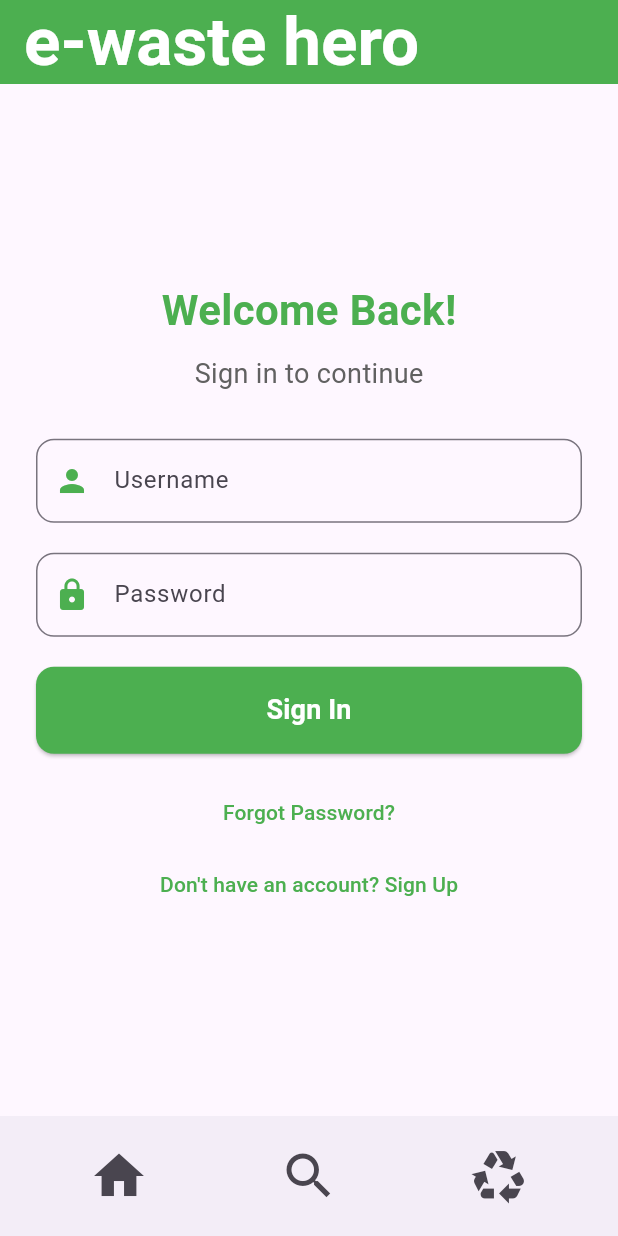
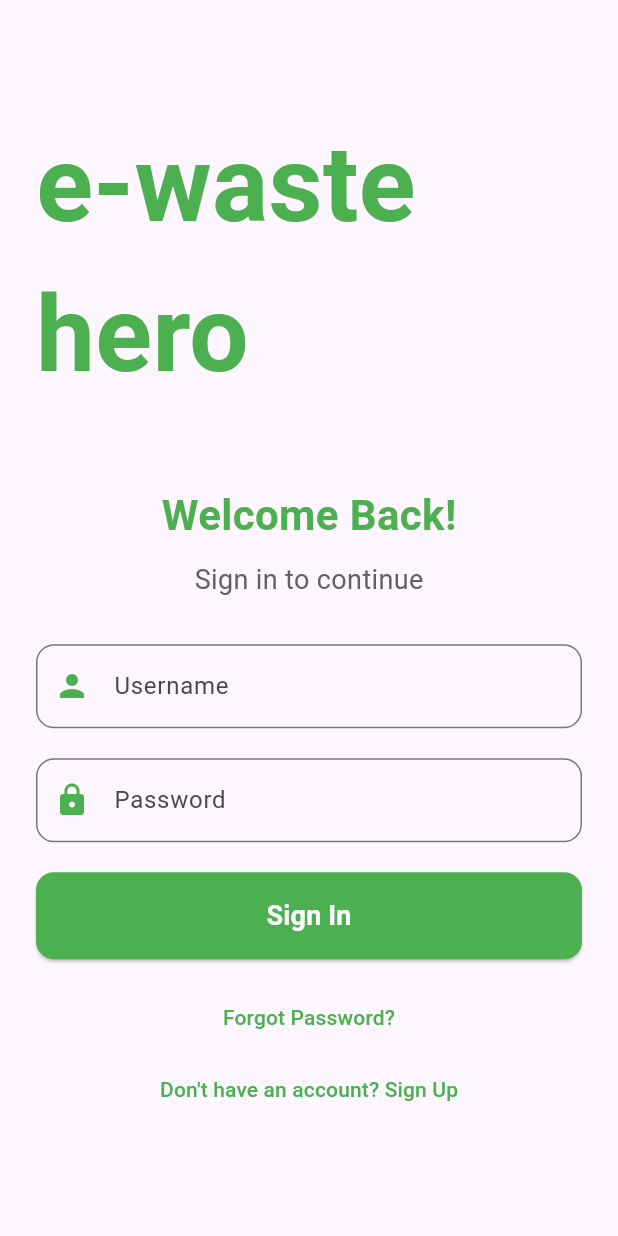
Before and after one commit to ivannimets/e-waste-hero, a Flutter app: the screen it shows after launch, on a phone screen of 412 x 824 dp. Run offline on Flutter 3.47's test engine with Material 3 defaults, Android fonts, the phone set to English and light mode, and no system bars.

Commit message:
Remove BaeScreen from LoginScreen

```diff
--- a/ewastehero/lib/screens/login_screen.dart
+++ b/ewastehero/lib/screens/login_screen.dart
@@ -1,4 +1,3 @@
-import 'package:ewastehero/screens/base_screen.dart';
 import 'package:ewastehero/screens/home_screen.dart';
 import 'package:flutter/material.dart';
 
@@ -36,13 +35,25 @@ class _SignInScreenState extends State<SignInScreen> {
 
   @override
   Widget build(BuildContext context) {
-    return BaseScreen(
+    return Scaffold(
+      appBar: null, // No appBar
       body: Padding(
         padding: const EdgeInsets.all(24.0),
         child: Column(
           mainAxisAlignment: MainAxisAlignment.center,
           crossAxisAlignment: CrossAxisAlignment.center,
           children: [
+            // e-waste hero text
+            Text(
+              'e-waste hero',
+              style: TextStyle(
+                fontSize: 70,
+                fontWeight: FontWeight.bold,
+                color: Colors.green,
+              ),
+            ),
+            SizedBox(height: 50),
+
             // Welcome Text
             Text(
               'Welcome Back!',
```
